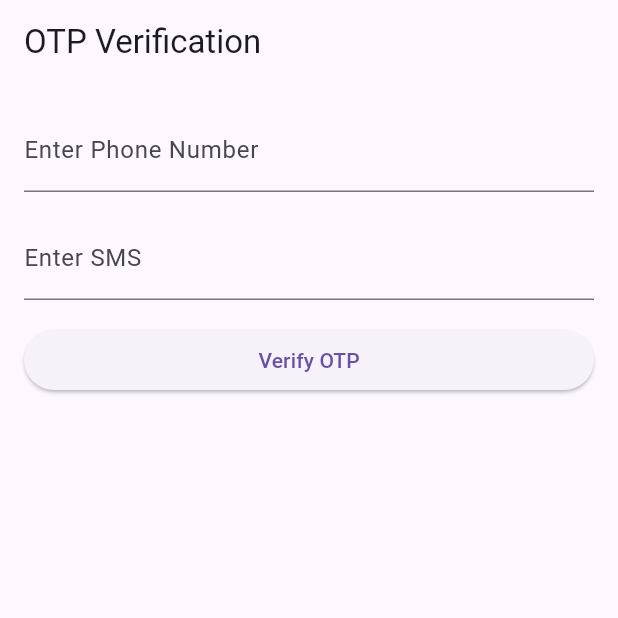
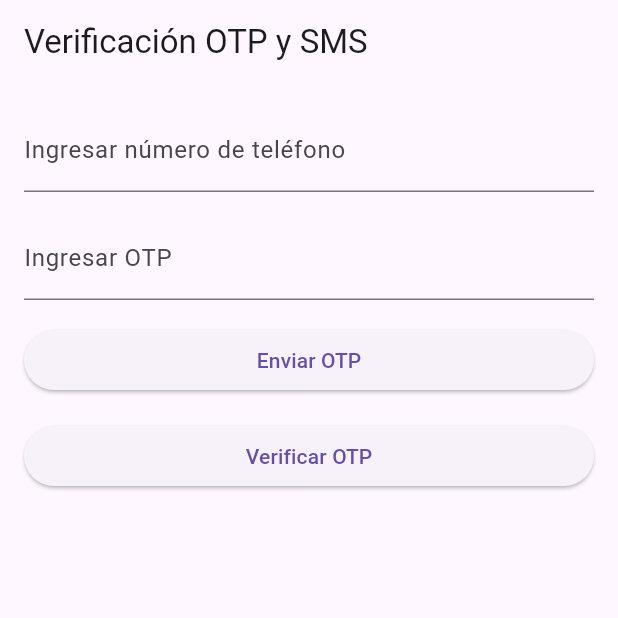
Before and after one commit to CristoferBV/laboratorio4, a Flutter app: the screen it shows after launch, on a phone screen of 412 x 824 dp, the top half of it. Run offline on Flutter 3.47's test engine with Material 3 defaults, Android fonts, the phone set to English and light mode, and no system bars; missing offline and left inert: telephony.

Commit message:
Update main.dart

```diff
--- a/lib/main.dart
+++ b/lib/main.dart
@@ -1,3 +1,5 @@
+import 'dart:math';
+
 import 'package:flutter/material.dart';
 import 'package:telephony/telephony.dart';
 
@@ -24,10 +26,12 @@ class OTPVerificationScreen extends StatefulWidget {
   _OTPVerificationScreenState createState() => _OTPVerificationScreenState();
 }
 
-class _OTPVerificationScreenState extends State<OTPVerificationScreen> {
+class _OTPVerificationScreenState extends State
+{
   late TextEditingController _controllerPhoneNumber, _controllerOTP;
   String? _message;
   Telephony telephony = Telephony.instance;
+  String _generatedOTP = '';
 
   @override
   void initState() {
@@ -40,7 +44,7 @@ class _OTPVerificationScreenState extends State<OTPVerificationScreen> {
   Widget build(BuildContext context) {
     return Scaffold(
       appBar: AppBar(
-        title: const Text('OTP Verification'),
+        title: const Text('Verificación OTP y SMS'),
       ),
       body: Padding(
         padding: const EdgeInsets.all(16.0),
@@ -51,7 +55,7 @@ class _OTPVerificationScreenState extends State<OTPVerificationScreen> {
               controller: _controllerPhoneNumber,
               keyboardType: TextInputType.phone,
               decoration: const InputDecoration(
-                labelText: 'Enter Phone Number',
+                labelText: 'Ingresar número de teléfono',
               ),
             ),
             const SizedBox(height: 16.0),
@@ -59,13 +63,18 @@ class _OTPVerificationScreenState extends State<OTPVerificationScreen> {
               controller: _controllerOTP,
               keyboardType: TextInputType.number,
               decoration: const InputDecoration(
-                labelText: 'Enter SMS',
+                labelText: 'Ingresar OTP',
               ),
             ),
             const SizedBox(height: 16.0),
             ElevatedButton(
+              onPressed: _sendOTP,
+              child: const Text('Enviar OTP'),
+            ),
+            const SizedBox(height: 16.0),
+            ElevatedButton(
               onPressed: _verifyOTP,
-              child: const Text('Verify OTP'),
+              child: const Text('Verificar OTP'),
             ),
             const SizedBox(height: 16.0),
             if (_message != null)
@@ -79,33 +88,49 @@ class _OTPVerificationScreenState extends State<OTPVerificationScreen> {
     );
   }
 
-  Future<void> _verifyOTP() async {
+  Future<void> _sendOTP() async {
     String phoneNumber = _controllerPhoneNumber.text;
-    String enteredOTP = _controllerOTP.text;
-
-    // Enviar el OTP al número de teléfono especificado
-    String responseMessage = await _sendOTP(phoneNumber, enteredOTP);
+    _generatedOTP = _generateOTP(6);
+    String responseMessage = await _sendOTPMessage(phoneNumber, _generatedOTP);
 
     setState(() {
       _message = responseMessage;
     });
   }
 
-    Future<String> _sendOTP(String phoneNumber, String otp) async {
+  Future<void> _verifyOTP() async {
+    String enteredOTP = _controllerOTP.text;
+
+    if (enteredOTP == _generatedOTP) {
+      setState(() {
+        _message = 'OTP verificado con éxito!';
+      });
+    } else {
+      setState(() {
+        _message = 'OTP Incorrecto. Ingrese nuevamente.';
+      });
+    }
+  }
+
+  Future<String> _sendOTPMessage(String phoneNumber, String otp) async {
     try {
-      // Aquí enviarías el OTP al número de teléfono especificado
-      // Usando la librería telephony
       await telephony.sendSms(
         to: phoneNumber,
-        message: "Your OTP is: $otp",
+        message: "Tu OTP es: $otp",
       );
 
-      // Como telephony.sendSms() no retorna ningún valor,
-      // no necesitas asignar nada a _result
-      return 'OTP sent successfully!';
+      return 'OTP enviado correctamente!';
     } catch (error) {
-      print('Error sending OTP: $error');
-      throw 'Error sending OTP: $error';
+      print('Error al enviar OTP: $error');
+      throw 'Error al enviar OTP: $error';
     }
   }
+
+  String _generateOTP(int length) {
+    const chars = '0123456789';
+    final random = Random();
+
+    return String.fromCharCodes(Iterable.generate(
+        length, (_) => chars.codeUnitAt(random.nextInt(chars.length))));
+  }
 }
```
